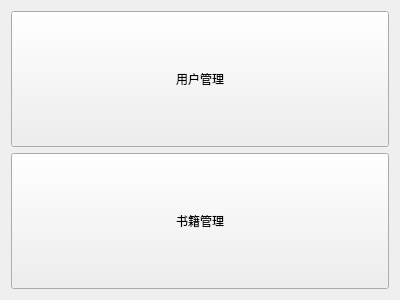
This is adminpage.ui in LeoStr4nge/LibraryManageSystem as Qt 5 draws it before an edit. The edited form follows.
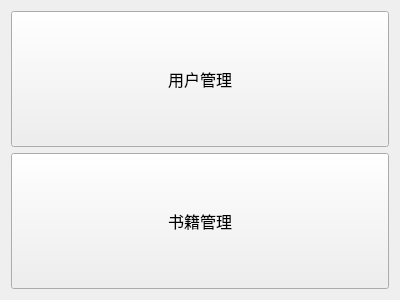
This is the edited form.

Diff of the .ui file:
```diff
--- a/adminpage.ui
+++ b/adminpage.ui
@@ -10,6 +10,12 @@
     <height>300</height>
    </rect>
   </property>
+  <property name="font">
+   <font>
+    <family>微软雅黑</family>
+    <pointsize>12</pointsize>
+   </font>
+  </property>
   <property name="windowTitle">
    <string>图书馆管理系统</string>
   </property>
```
